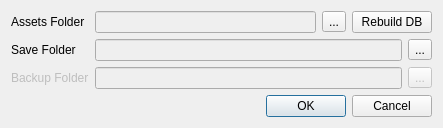
wizzomafizzo/starcheat, file starcheat/templates/Options.ui: the form before one commit.
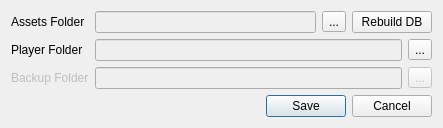
The form after the commit.

Commit message: Make unset options less catastrophic, fix variant edit bug

The edit to the form file:
```diff
--- a/starcheat/templates/Options.ui
+++ b/starcheat/templates/Options.ui
@@ -45,7 +45,7 @@
    <item row="1" column="0">
     <widget class="QLabel" name="player_folder_label">
      <property name="text">
-      <string>Save Folder</string>
+      <string>Player Folder</string>
      </property>
     </widget>
    </item>
@@ -92,11 +92,14 @@
    </item>
    <item row="3" column="1" colspan="4">
     <widget class="QDialogButtonBox" name="buttonBox">
+     <property name="enabled">
+      <bool>true</bool>
+     </property>
      <property name="orientation">
       <enum>Qt::Horizontal</enum>
      </property>
      <property name="standardButtons">
-      <set>QDialogButtonBox::Cancel|QDialogButtonBox::Ok</set>
+      <set>QDialogButtonBox::Cancel|QDialogButtonBox::Save</set>
      </property>
     </widget>
    </item>
```
The commit also changes 8 other files.
